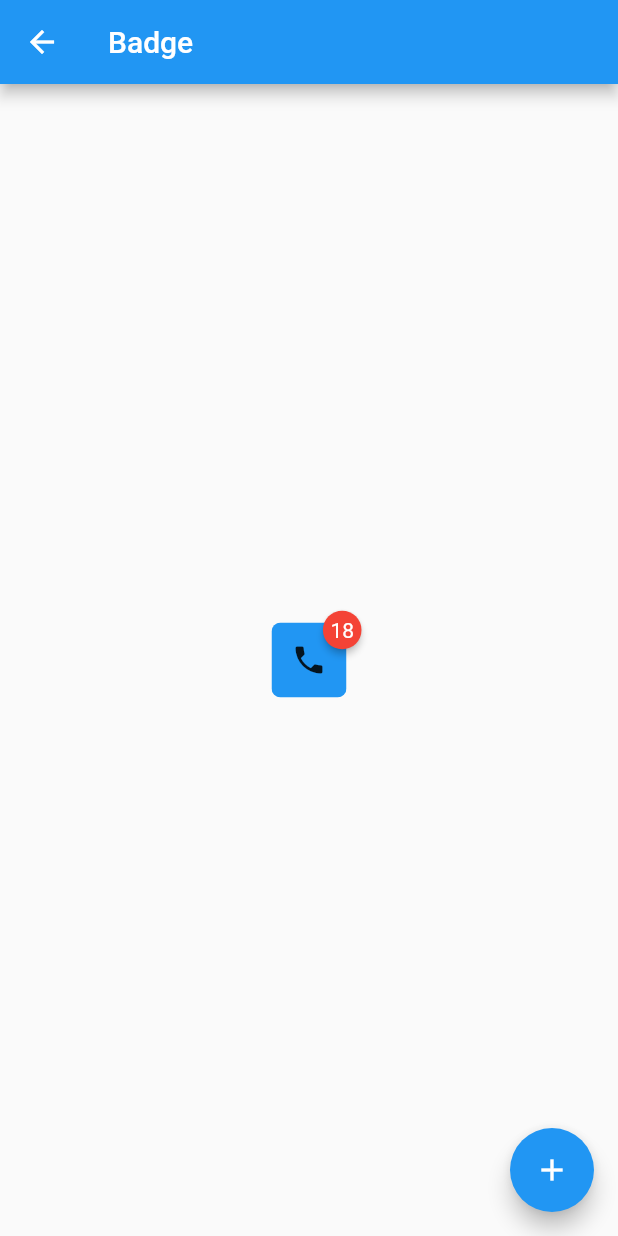
After one commit to roshanman/hello_flutter, a Flutter app: the screen it shows after launch, after a tap on an icon or button, on a phone screen of 412 x 824 dp. The commit adds this screen. Run offline on Flutter 3.47's test engine with Material 2 defaults, Android fonts, the phone set to English and light mode, and no system bars; drawn by our look-alikes of badges.

Commit message:
Badge Widget

```diff
--- /dev/null
+++ b/lib/badge.dart
@@ -0,0 +1,32 @@
+import 'base_demo.dart';
+import 'package:flutter/material.dart';
+import 'package:badges/badges.dart';
+
+class BadgeDemo extends BaseDemo {
+  const BadgeDemo({Key? key, required String title}) : super(key: key, title: title);
+
+  @override
+  Widget bodyWidget({required BuildContext context}) {
+    return Center(
+      child: Badge(
+        // shape: BadgeShape.square,
+        badgeContent: const Text(
+          "18",
+          style: TextStyle(color: Colors.white),
+        ),
+        child: ClipRRect(
+          borderRadius: BorderRadius.circular(6),
+          child: Container(
+            color: Colors.blue,
+            width: 50,
+            height: 50,
+            child: IconButton(
+              icon: const Icon(Icons.phone),
+              onPressed: () {},
+            ),
+          ),
+        ),
+      ),
+    );
+  }
+}
--- a/lib/demo_lists.dart
+++ b/lib/demo_lists.dart
@@ -46,8 +46,10 @@ import 'animated_cross_fade.dart';
 import 'backdrop_filter.dart';
 import 'fitted_box.dart';
 import 'check_box.dart';
+import 'badge.dart';
 
 final List<MyDemo> allDemos = [
+  const BadgeDemo(title: "Badge"),
   const CheckBoxDemo(title: "CheckBox"),
   const FittedBoxDemo(title: "FittedBox"),
   const BackdropFilterDemo(title: "BackdropFilter"),
--- a/pubspec.yaml
+++ b/pubspec.yaml
@@ -34,6 +34,7 @@ dependencies:
   # The following adds the Cupertino Icons font to your application.
   # Use with the CupertinoIcons class for iOS style icons.
   cupertino_icons: ^1.0.2
+  badges: ^2.0.3
 
 dev_dependencies:
   flutter_test:
```
Also changed, not shown: pubspec.lock.
